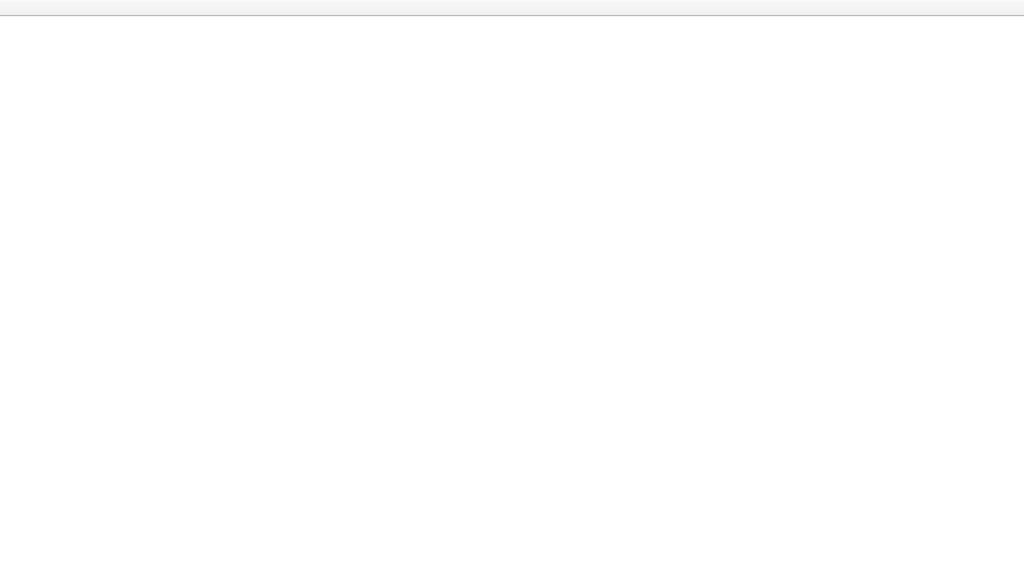
This is ui/mainwindow.ui in kiwix/kiwix-desktop as Qt 5 draws it before an edit. The edited form follows.
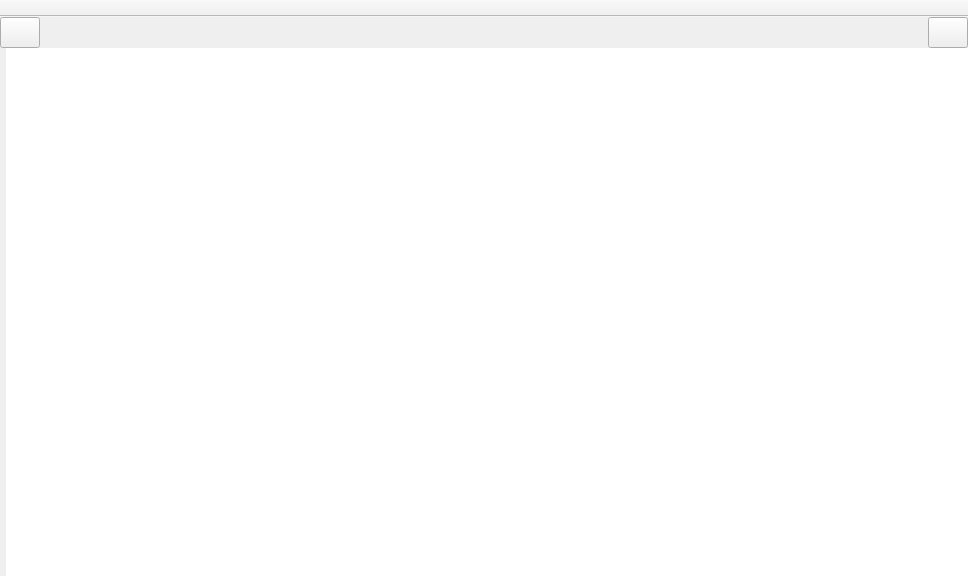
This is the edited form. Custom widgets are drawn as their Qt base class.

Commit message:
Introduce Next/Previous Tab Buttions
Replaces TabBar scroller buttons

```diff
--- a/ui/mainwindow.ui
+++ b/ui/mainwindow.ui
@@ -6,7 +6,7 @@
    <rect>
     <x>0</x>
     <y>0</y>
-    <width>1024</width>
+    <width>968</width>
     <height>576</height>
    </rect>
   </property>
@@ -40,13 +40,60 @@
      <number>0</number>
     </property>
     <item>
+     <layout class="QVBoxLayout" name="verticalLayout_3">
+      <property name="spacing">
+       <number>0</number>
+      </property>
+      <item>
+       <layout class="QHBoxLayout" name="tabBarLayout">
+        <property name="spacing">
+         <number>0</number>
+        </property>
+        <item>
+         <widget class="QToolButton" name="prevTabButton">
+          <property name="maximumSize">
+           <size>
+            <width>40</width>
+            <height>40</height>
+           </size>
+          </property>
+          <property name="text">
+           <string/>
+          </property>
+          <property name="iconSize">
+           <size>
+            <width>24</width>
+            <height>24</height>
+           </size>
+          </property>
+         </widget>
+        </item>
+        <item>
      <widget class="TabBar" name="tabBar" native="true"/>
     </item>
     <item>
+         <widget class="QToolButton" name="nextTabButton">
+          <property name="maximumSize">
+           <size>
+            <width>40</width>
+            <height>40</height>
+           </size>
+          </property>
+          <property name="text">
+           <string/>
+          </property>
+          <property name="iconSize">
+           <size>
+            <width>24</width>
+            <height>24</height>
+           </size>
+          </property>
+         </widget>
+        </item>
+       </layout>
+      </item>
+      <item>
      <layout class="QHBoxLayout" name="horizontalLayout">
-      <property name="spacing">
-       <number>0</number>
-      </property>
       <item>
        <widget class="QStackedWidget" name="sideBar">
         <property name="enabled">
@@ -84,6 +131,8 @@
          <string notr="true">background-color: rgb(255, 255, 255);</string>
         </property>
        </widget>
+        </item>
+       </layout>
       </item>
      </layout>
     </item>
```
Lines whose indentation alone changed are shown as unchanged. The commit also changes 10 other files.
